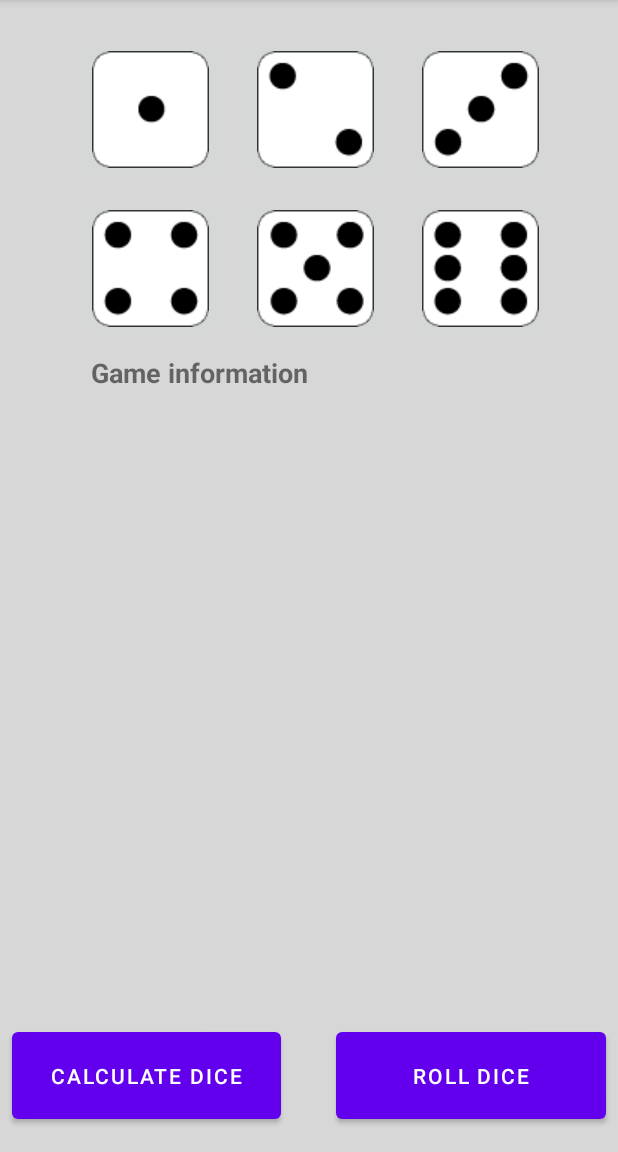
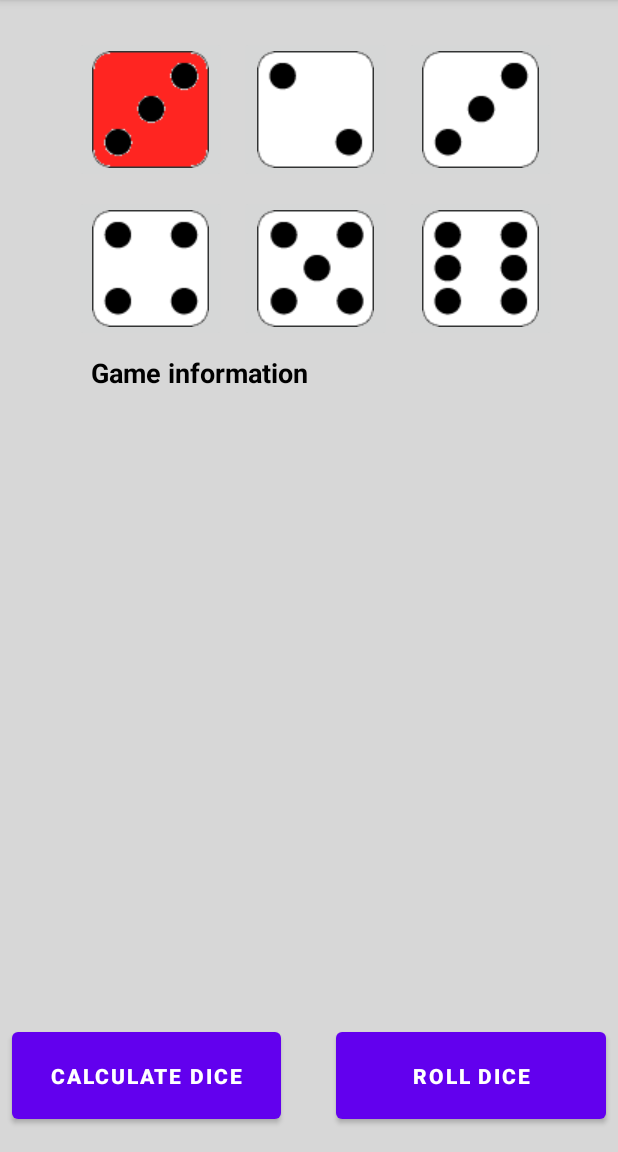
Before and after one commit to Cliveswe/Thirty, an Android app: the screen it shows after launch (ThirtyActivity), on a phone screen of 412 x 824 dp, the part 84-1236 px from its top. Run offline under Robolectric (Android 15) with nearby library versions, the phone set to English and light mode, and no system bars.

Commit message:
Design of die (singular die, plural dice) class that contains the basic values and methods of a die. The die class is wrapped with a controller class and add additional values and methods for a die in this game. Objects created from the die controller class are saved in an array in the class dice.

```diff
--- /dev/null
+++ b/app/src/main/java/com/example/thirty/AllDieImages.java
@@ -0,0 +1,91 @@
+/**
+ * Author: Clive Leddy
+ * Email: clive@cliveleddy.com
+ * Date: 2021-02-03
+ */
+package com.example.thirty;
+
+import com.example.thirty.dice.Die;
+
+import java.util.HashMap;
+
+/**
+ * This is where the R.drawable.id of a die drawable in the application is mapped according to its
+ * colour (grey, red or white) and its value (1 to 6).
+ */
+public class AllDieImages {
+    private DiceImages allImagesOfDice;
+
+    public AllDieImages() {
+        allImagesOfDice = new DiceImages();
+        this.addAllDieImages();
+    }
+
+    /**
+     * Map all the die drawable id's to a key.
+     */
+    private void addAllDieImages() {
+        addAllGreyDieImages();
+        addAllRedDieImages();
+        addAllWhiteDieImages();
+    }
+
+    /**
+     * Mapping all red die drawable id to a key in a HashMap. The mapping key is the enum DieColourEnum.
+     */
+    private void addAllRedDieImages() {
+        allImagesOfDice.addImage(DieColourEnum.RED, new HashMap<Integer, Integer>() {{
+            put(1, R.drawable.red1);
+            put(2, R.drawable.red2);
+            put(3, R.drawable.red3);
+            put(4, R.drawable.red4);
+            put(5, R.drawable.red5);
+            put(6, R.drawable.red6);
+        }});
+    }
+
+
+    /**
+     * Mapping all Grey die drawable id to a key in a HashMap. The mapping key is the enum DieColourEnum.
+     */
+    private void addAllGreyDieImages() {
+        allImagesOfDice.addImage(DieColourEnum.GREY, new HashMap<Integer, Integer>() {{
+            put(1, R.drawable.grey1);
+            put(2, R.drawable.grey2);
+            put(3, R.drawable.grey3);
+            put(4, R.drawable.grey4);
+            put(5, R.drawable.grey5);
+            put(6, R.drawable.grey6);
+        }});
+    }
+
+
+    /**
+     * Mapping all white die drawable id to a key in a HashMap. The mapping key is the enum DieColourEnum.
+     */
+    public void addAllWhiteDieImages() {
+        allImagesOfDice.addImage(DieColourEnum.WHITE, new HashMap<Integer, Integer>() {{
+            put(1, R.drawable.white1);
+            put(2, R.drawable.white2);
+            put(3, R.drawable.white3);
+            put(4, R.drawable.white4);
+            put(5, R.drawable.white5);
+            put(6, R.drawable.white6);
+        }});
+    }
+
+    /**
+     * Get the drawable id of a die given a key value pair for a die. The die can have a colour of
+     * grey, red or white.
+     *
+     * @param key the colour of the die as a DieColourEnum.
+     * @param num the number on the die, 1 to 6 as an int to be inbounds.
+     * @return the drawable id for a die as an int, otherwise -1 on out of bounds.
+     */
+    public int getDieImage(DieColourEnum key, int num) {
+        if((num >= Die.die_min) && (num <= Die.die_max)){
+            return allImagesOfDice.getImageList(key).get(num);
+        }
+        return -1;
+    }
+}
--- /dev/null
+++ b/app/src/main/java/com/example/thirty/DiceImages.java
@@ -0,0 +1,26 @@
+/**
+ * Author: Clive Leddy
+ * Email: clive@cliveleddy.com
+ * Date: 2021-02-03
+ */
+package com.example.thirty;
+
+import java.util.HashMap;
+
+public class DiceImages {
+    private HashMap<DieColourEnum, HashMap<Integer, Integer>> imageList;
+
+    public DiceImages() {
+        this.imageList = new HashMap<DieColourEnum, HashMap<Integer, Integer>>();
+    }
+
+    public void addImage(DieColourEnum keyColour, HashMap<Integer, Integer> dieImage) {
+        //System.out.println("dieImage " + dieImage);
+        //System.out.println("key " + keyColour);
+        imageList.put(keyColour, dieImage);
+    }
+
+    public HashMap<Integer, Integer> getImageList(DieColourEnum key) {
+        return imageList.get(key);
+    }
+}
--- /dev/null
+++ b/app/src/main/java/com/example/thirty/DieColourEnum.java
@@ -0,0 +1,4 @@
+package com.example.thirty;
+
+public enum DieColourEnum {GREY, RED, WHITE
+}
--- a/app/src/main/java/com/example/thirty/ThirtyActivity.java
+++ b/app/src/main/java/com/example/thirty/ThirtyActivity.java
@@ -1,3 +1,8 @@
+/**
+ * Author: Clive Leddy
+ * Email: clive@cliveleddy.com
+ * Date: 2021-01-30
+ */
 package com.example.thirty;
 
 import androidx.annotation.NonNull;
@@ -5,11 +10,21 @@ import androidx.appcompat.app.AppCompatActivity;
 
 import android.os.Bundle;
 import android.util.Log;
+import android.widget.ImageButton;
+
+import com.example.thirty.dice.Dice;
+import com.example.thirty.dice.Die;
+import com.example.thirty.dice.DieController;
 
 public class ThirtyActivity extends AppCompatActivity {
     //Logcat tags
     private static final String TAG = "ThirtyActivity";
     private static final String KEY_INDEX = "index";
+    private static final DieColourEnum PRIMARY_COLOUR = DieColourEnum.WHITE;
+    private static final DieColourEnum SECONDARY_COLOUR = DieColourEnum.GREY;
+
+    private DieController test_die;
+    private AllDieImages mAllDieImages;
 
     private int test;
 
@@ -18,7 +33,7 @@ public class ThirtyActivity extends AppCompatActivity {
         super.onCreate(savedInstanceState);
         Log.d(TAG, "onCreate(Bundle) called");//Logcat
 
-        if(savedInstanceState != null){
+        if (savedInstanceState != null) {
             Log.i(TAG, "Testing saved bundle");
             test = savedInstanceState.getInt(KEY_INDEX, 0);
         }
@@ -26,6 +41,26 @@ public class ThirtyActivity extends AppCompatActivity {
         setContentView(R.layout.activity_thirty);
 
         //TODO add more data
+        mAllDieImages = new AllDieImages();
+        /**
+         * START HERE TO SET UP THE DICE WITH PRIMARY AND SECONDARY COLOURS!!!!
+         */
+        test_die = new DieController();
+
+
+        Log.i(TAG, "testing dice " + test_die.toString());
+
+        ImageButton testButton = (ImageButton) findViewById(R.id.die_Button_1);
+        testButton.setImageResource(R.drawable.red4);
+
+int t = mAllDieImages.getDieImage(DieColourEnum.RED, 2);
+System.out.println("get value " + t);
+Dice x = new Dice();
+        System.out.println("number of dice = " + x.numberOfDice());
+        System.out.println("id = " + x.getDie(5).getDieId() + "  dice = " + x.getDie(5));
+        //testButton.setImageResource(mAllDieImages.getDieImage(DieColourEnum.GREY, 4));
+        //testButton.setImageResource(t);
+        testButton.setImageResource(mAllDieImages.getDieImage(DieColourEnum.RED, 3));
     }
 
     /**
@@ -48,7 +83,6 @@ public class ThirtyActivity extends AppCompatActivity {
         super.onPause();
         //TODO add additional state control onPause
     }
-
 
 
     @Override
--- /dev/null
+++ b/app/src/main/java/com/example/thirty/dice/Dice.java
@@ -0,0 +1,58 @@
+/**
+ * Author: Clive Leddy
+ * Email: clive@cliveleddy.com
+ * Date: 2021-02-03
+ */
+package com.example.thirty.dice;
+
+import java.util.ArrayList;
+import java.util.List;
+
+/**
+ * This is the main die controller as it will manage more than one die. The plural of die is
+ * dice.
+ */
+public class Dice {
+
+    private List dice;
+
+    /**
+     * Create a default number of die.
+     */
+    public Dice() {
+        this(Die.die_max);
+    }
+
+    /**
+     * parameters primary die colour, selected die colour
+     *
+     * @param numberOfDie
+     */
+    public Dice(int numberOfDie) {
+        dice = new ArrayList<DieController>();
+        DieController dc;
+        for (int index = 0; index < numberOfDie; index++) {
+            dc = new DieController();
+            dc.setDieId(index);
+            dice.add(index, dc);
+
+        }
+    }
+
+    public DieController getDie(int index) {
+        int i = index - 1;
+        if ((i >= 0) && (i < numberOfDice())) {
+            return (DieController) dice.get(i);
+        }
+        return null;
+    }
+
+    public int numberOfDice() {
+        return dice.size();
+    }
+
+    public String toString() {
+        //TODO
+        return "";
+    }
+}
--- /dev/null
+++ b/app/src/main/java/com/example/thirty/dice/Die.java
@@ -0,0 +1,53 @@
+/**
+ * Author: Clive Leddy
+ * Email: clive@cliveleddy.com
+ * Date: 2021-02-03
+ */
+package com.example.thirty.dice;
+
+/**
+ * This is the basic die design. A die has a value between 1 to 6. The die can be rolled to change
+ * its value.
+ */
+public class Die {
+    private int dieValue;
+    public final static int die_max = 6;
+    public final static int die_min = 1;
+
+    /**
+     * Class constructor.
+     */
+    public Die() {
+        rollDie();
+    }
+
+    /**
+     * Return the current value of the die.
+     *
+     * @return the value of the die as an int.
+     */
+    public int getDieValue() {
+        return dieValue;
+    }
+
+    /**
+     * Set the value of the die.
+     *
+     * @param dieValue the value of the die as an int.
+     */
+    private void setDieValue(int dieValue) {
+        this.dieValue = dieValue;
+    }
+
+    /**
+     * Generate a random int value between a min value and max value determined by the class.
+     */
+    protected void rollDie() {
+        //Generate a random int value between die_min and die_max
+        setDieValue((int) (Math.random() * (die_max - die_min + 1) + die_min));
+    }
+
+    public String toString() {
+        return "Die value = " + getDieValue();
+    }
+}
--- /dev/null
+++ b/app/src/main/java/com/example/thirty/dice/DieController.java
@@ -0,0 +1,64 @@
+/**
+ * Author: Clive Leddy
+ * Email: clive@cliveleddy.com
+ * Date: 2021-02-03
+ */
+package com.example.thirty.dice;
+
+import com.example.thirty.AllDieImages;
+import com.example.thirty.DieColourEnum;
+
+/**
+ * This class extends the class Die. Here additional die properties and logic can be added.
+ */
+public class DieController extends Die {
+    private boolean isSelected;
+    private int dieId;
+
+    /**
+     * Create the die controller object and set the die is selected state.
+     */
+    public DieController() {
+        super();
+        this.isSelected = false;
+    }
+
+    /**
+     * Is the die selected or not.
+     *
+     * @return true if selected otherwise false as boolean value.
+     */
+    public boolean isSelected() {
+        return this.isSelected;
+    }
+
+    /**
+     * Toggle the status of the die from false to true or from true to false.
+     */
+    public void select() {
+        isSelected = !isSelected;
+    }
+
+    /**
+     * Set the id of the die controller.
+     * @param id as an int.
+     */
+    public void setDieId(int id){
+        this.dieId = id;
+    }
+
+    /**
+     * Get the id of the die controller.
+     * @return the id of the controller die as an int.
+     */
+    public int getDieId(){
+        return dieId;
+    }
+    @Override
+    public String toString() {
+        return "DieController{" +
+                "isSelected=" + isSelected +
+                " die value=" + getDieValue() +
+                '}';
+    }
+}
--- a/app/src/main/res/layout/activity_thirty.xml
+++ b/app/src/main/res/layout/activity_thirty.xml
@@ -111,11 +111,13 @@
         android:layout_marginTop="8dp"
         android:layout_marginEnd="8dp"
         android:layout_marginRight="8dp"
+        android:autoText="false"
         android:gravity="start"
         android:paddingLeft="5dp"
         android:paddingRight="5dp"
         android:text="@string/game_information_textView"
         android:textAlignment="viewStart"
+        android:textColor="@color/black"
         android:textIsSelectable="false"
         android:textSize="18sp"
         android:textStyle="bold"
@@ -131,6 +133,7 @@
         android:layout_marginLeft="8dp"
         android:layout_marginBottom="16dp"
         android:text="@string/calculate_dice"
+        android:textStyle="bold"
         app:layout_constraintBottom_toBottomOf="parent"
         app:layout_constraintStart_toStartOf="parent" />
 
@@ -142,6 +145,7 @@
         android:layout_marginRight="8dp"
         android:layout_marginBottom="16dp"
         android:text="@string/roll_dice"
+        android:textStyle="bold"
         app:layout_constraintBottom_toBottomOf="parent"
         app:layout_constraintEnd_toEndOf="parent" />
 
```
